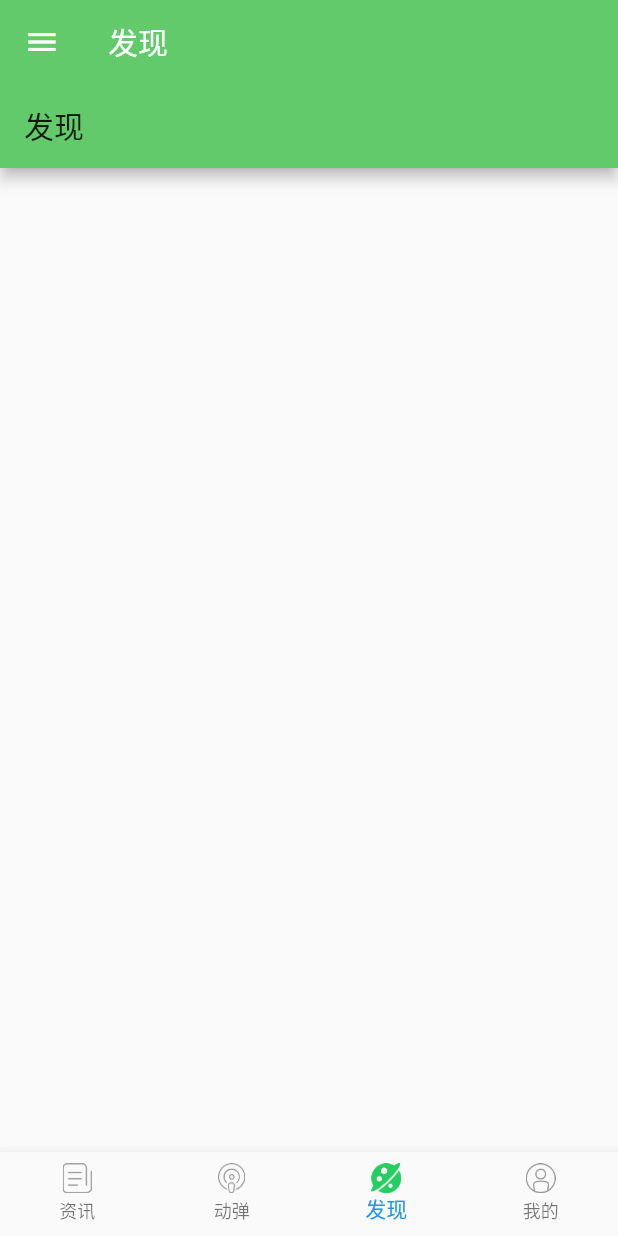
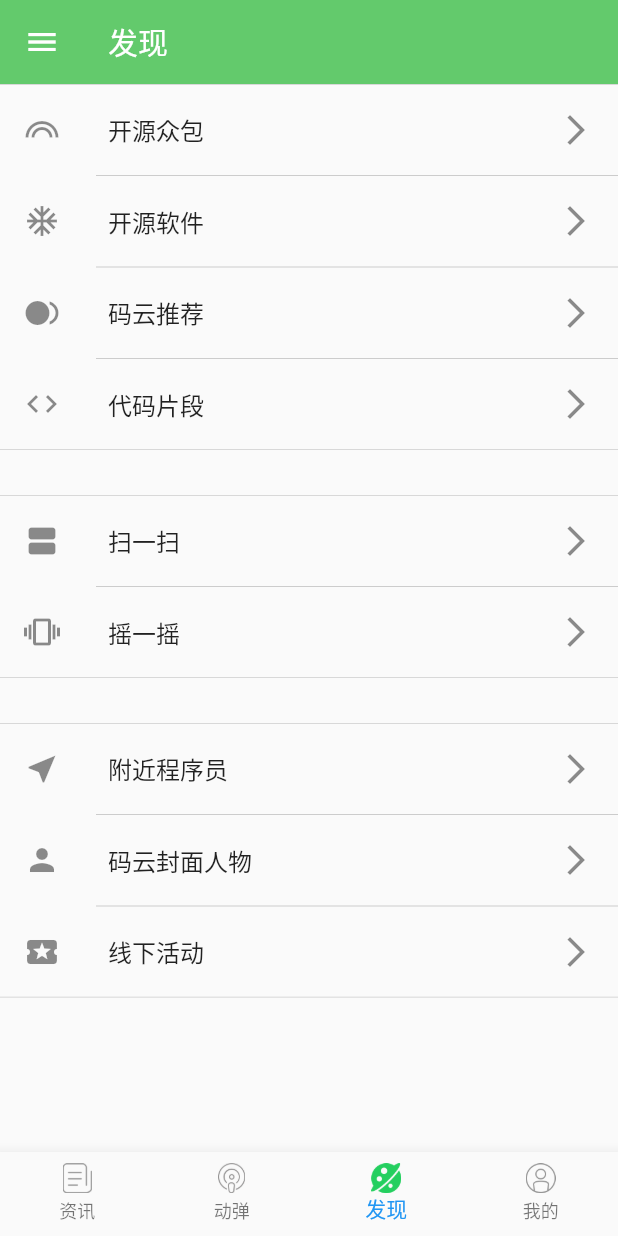
Before and after one commit to Leeeast/flutter_study, a Flutter app: the screen it shows after launch, swiped to page 3, on a phone screen of 412 x 824 dp. Run offline on Flutter 3.47's test engine with Material 2 defaults, Android fonts, the phone set to English and light mode, and no system bars; our stand-ins replace event_bus, image_picker, shared_preferences; missing offline and left inert: flutter_webview_plugin; accounts and stored records are empty.

Commit message:
discovery

```diff
--- a/lib/oschina/pages/discovery_page.dart
+++ b/lib/oschina/pages/discovery_page.dart
@@ -6,12 +6,61 @@ class DiscoveryPage extends StatefulWidget {
 }
 
 class _DiscoveryPageState extends State<DiscoveryPage> {
+  List<Map<String, IconData>> blocks = [
+    {
+      '开源众包': Icons.looks,
+      '开源软件': Icons.ac_unit,
+      '码云推荐': Icons.fiber_smart_record,
+      '代码片段': Icons.code,
+    },
+    {
+      '扫一扫': Icons.view_agenda,
+      '摇一摇': Icons.vibration,
+    },
+    {
+      '附近程序员': Icons.near_me,
+      '码云封面人物': Icons.person,
+      '线下活动': Icons.local_activity,
+    }
+  ];
+
   @override
   Widget build(BuildContext context) {
-    return Scaffold(
-      appBar: AppBar(
-        title: Text('发现'),
-      ),
+    return ListView.builder(
+      itemCount: blocks.length,
+      itemBuilder: (BuildContext context, blockIndex) {
+        return Container(
+          margin: const EdgeInsets.only(bottom: 30.0),
+          decoration: BoxDecoration(
+              border: Border(
+                  top: BorderSide(width: 0.5, color: Color(0xffcccccc)),
+                  bottom: BorderSide(width: 0.5, color: Color(0xffcccccc)))),
+          child: ListView.separated(
+              //处理滑动冲突
+              physics: NeverScrollableScrollPhysics(),
+              shrinkWrap: true,
+              itemBuilder: (context, mapIndex) {
+                return InkWell(
+                    onTap: () {},
+                    child: Container(
+                      height: 60.0,
+                      alignment: Alignment.center,
+                      child: ListTile(
+                        leading:
+                            Icon(blocks[blockIndex].values.elementAt(mapIndex)),
+                        title:
+                            Text(blocks[blockIndex].keys.elementAt(mapIndex)),
+                        trailing: Icon(Icons.arrow_forward_ios),
+                      ),
+                    ));
+              },
+              separatorBuilder: (context, index) {
+                return Divider(
+                    indent: 64.0, height: 1.0, color: Color(0xffcccccc));
+              },
+              itemCount: blocks[blockIndex].length),
+        );
+      },
     );
   }
 }
```
